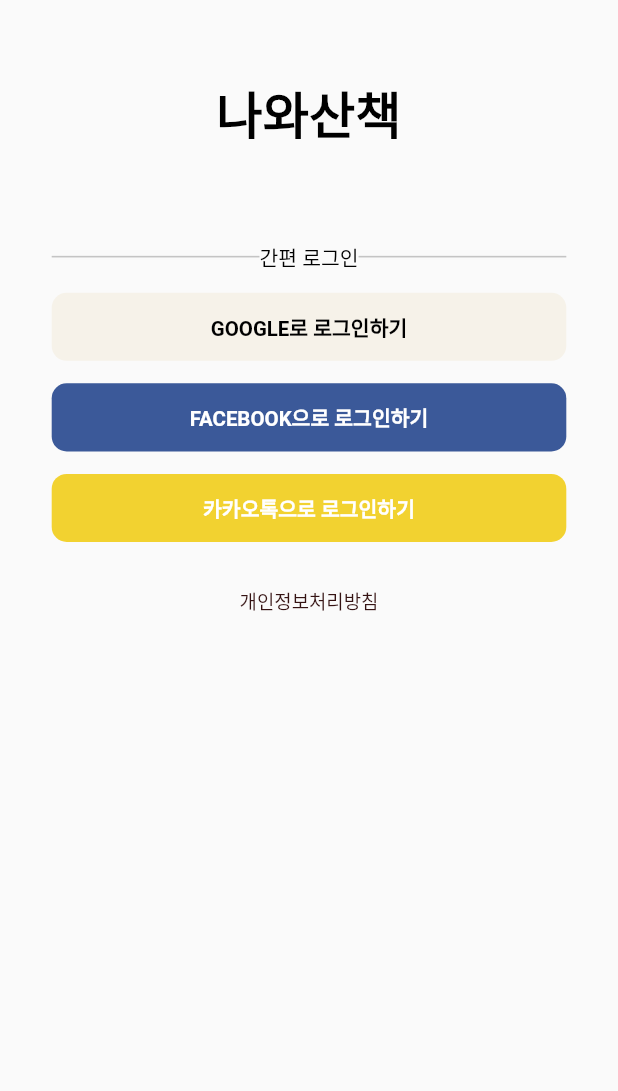
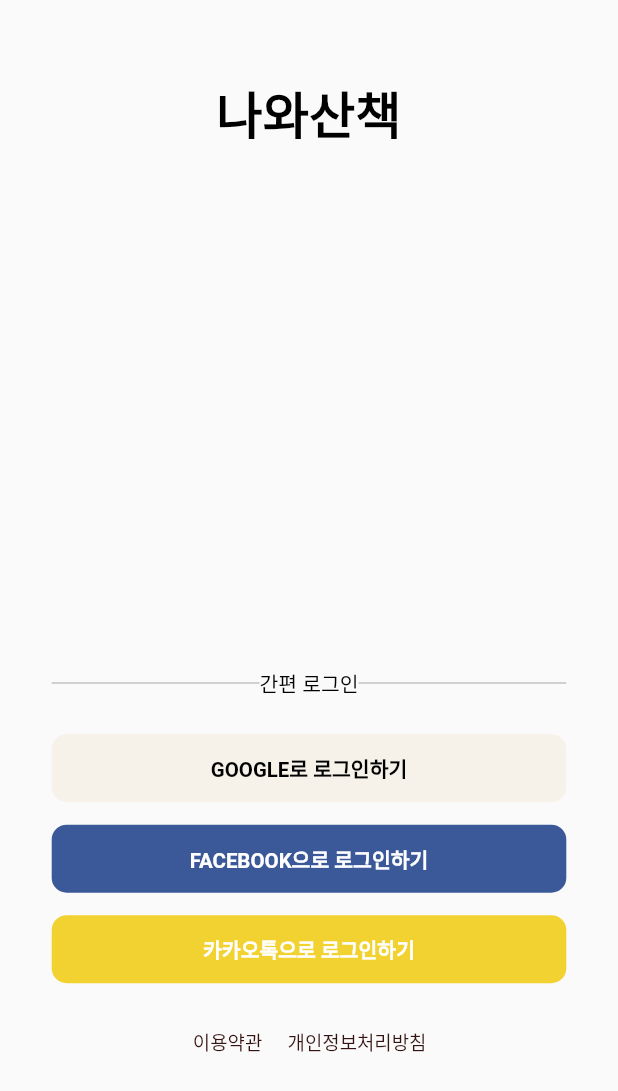
Before and after one commit to nawasancheck/flutter, a Flutter app: the screen it shows after launch, on a phone screen of 412 x 824 dp. Shown: the top 1091 px of the screen. Run offline on Flutter 3.47's test engine with Material 2 defaults, Android fonts, the phone set to English and light mode, and no system bars; our stand-ins replace cloud_firestore, eva_icons_flutter, firebase_auth, firebase_core, firebase_messaging, firebase_storage and 4 more; missing offline and left inert: flutter_facebook_auth, kakao_flutter_sdk_user, search_page; accounts and stored records are empty.

Commit message:
[Update] 로그인 페이지에 개인정보처리방침 버튼 생성

```diff
--- a/lib/screens/auth/sign_In.dart
+++ b/lib/screens/auth/sign_In.dart
@@ -238,11 +238,13 @@ class _SignInState extends State<SignIn> {
             ),
             //
             */
-
+            Flexible(
+                fit: FlexFit.tight,
+                child: SizedBox()),
             Padding(
               padding: const EdgeInsets.fromLTRB(0, 20, 0, 3),
               child: Container(
-                //   color: Colors.blue,
+                   //color: Colors.blue,
                 width: 327.w,
                 height: 40.h,
                 child: Row(
@@ -269,7 +271,7 @@ class _SignInState extends State<SignIn> {
               ),
             ),
             Padding(
-              padding: const EdgeInsets.fromLTRB(0, 0, 0, 15),
+              padding: const EdgeInsets.fromLTRB(0, 10, 0, 15),
               child: Container(
                 width: 327.w,
                 height: 43.h,
@@ -355,12 +357,28 @@ class _SignInState extends State<SignIn> {
                 ),
               ),
             ),
+            Row(
+              mainAxisAlignment: MainAxisAlignment.center,
+              children: [
+                TextButton(
+                  child: Text("이용약관", style: TextStyle(fontSize: 12.sp, color: Color(0xff351313))),
+                  onPressed: () async {
+                    final Uri _url = Uri.parse('https://google.com');
+                    await launchUrl(_url);
+                  },
+                ),
                 TextButton(
                   child: Text("개인정보처리방침", style: TextStyle(fontSize: 12.sp, color: Color(0xff351313))),
                   onPressed: () async {
                     final Uri _url = Uri.parse('https://google.com');
                     await launchUrl(_url);
                   },
+                ),
+              ],
+            ),
+            Container(
+              //color: Colors.green,
+              height: ScreenUtil().setHeight(100),
             ),
 
             // 처음 시작시 회원가입 하는 버튼
--- a/lib/screens/freeboard/freeboard_content.dart
+++ b/lib/screens/freeboard/freeboard_content.dart
@@ -271,8 +271,7 @@ class FreeBoardContentState extends State<FreeBoardContent> {
                                   ),
                                   ListView.builder(
                                     // 댓글 부분
-                                    physics: NeverScrollableScrollPhysics(),
-                                    // listview 안 listview 쓰는 경우 스크롤 자연스럽게
+                                    physics: NeverScrollableScrollPhysics(), // listview 안 listview 쓰는 경우 스크롤 자연스럽게
                                     shrinkWrap: true,
                                     itemCount: docs2.length,
                                     itemBuilder: (context, index) {
```
Also changed, not shown: lib/screens/freeboard/freeboard.dart (+11 -7 lines). Lines whose indentation alone changed are shown as unchanged.
